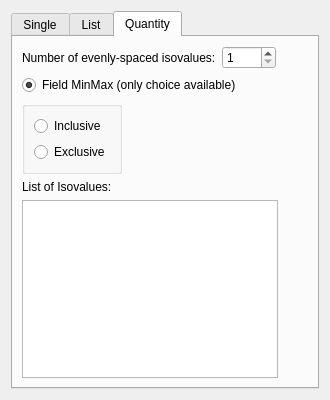
Old version of the form src/Interface/Modules/Fields/ExtractSimpleIsosurface.ui in the repository SCIInstitute/SCIRun.
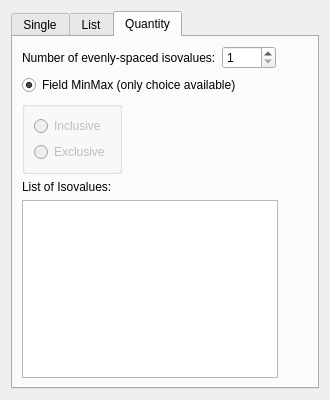
New version of the form. The open tabs and pages were chosen to show the change.

The edit to the form file:
```diff
--- a/src/Interface/Modules/Fields/ExtractSimpleIsosurface.ui
+++ b/src/Interface/Modules/Fields/ExtractSimpleIsosurface.ui
@@ -113,6 +113,9 @@
        </item>
        <item row="2" column="0">
         <widget class="QGroupBox" name="groupBox">
+         <property name="enabled">
+          <bool>false</bool>
+         </property>
          <property name="title">
           <string/>
          </property>
```
Left out of the diff: 4 changed lines with no effect on the pictures.
